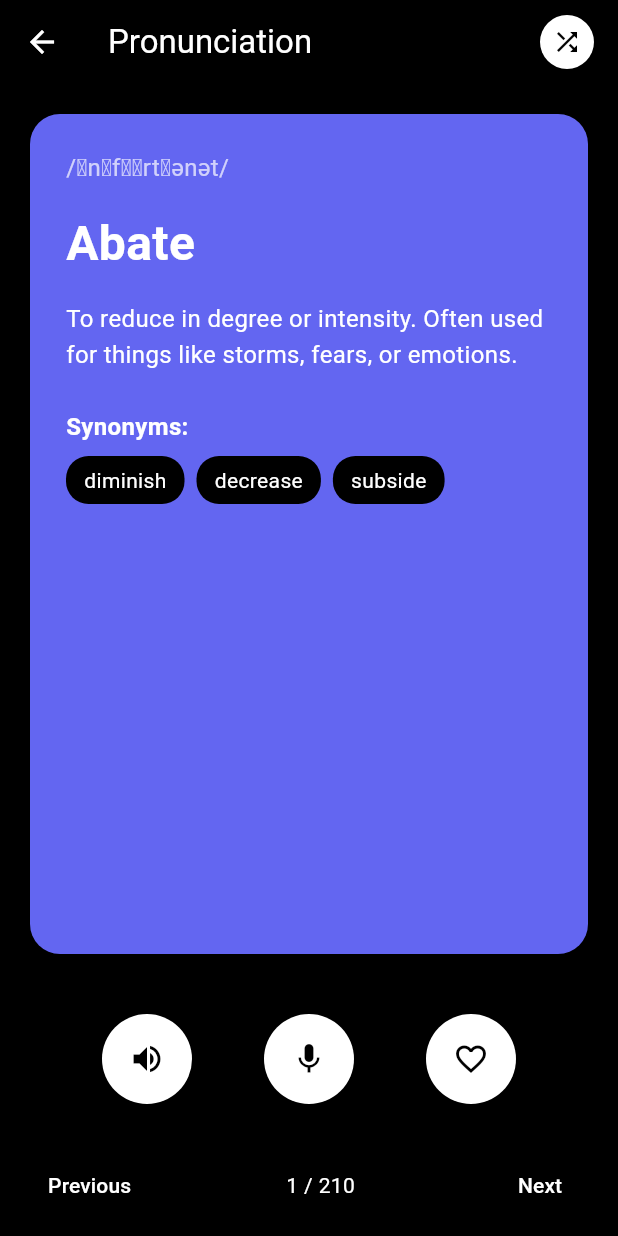
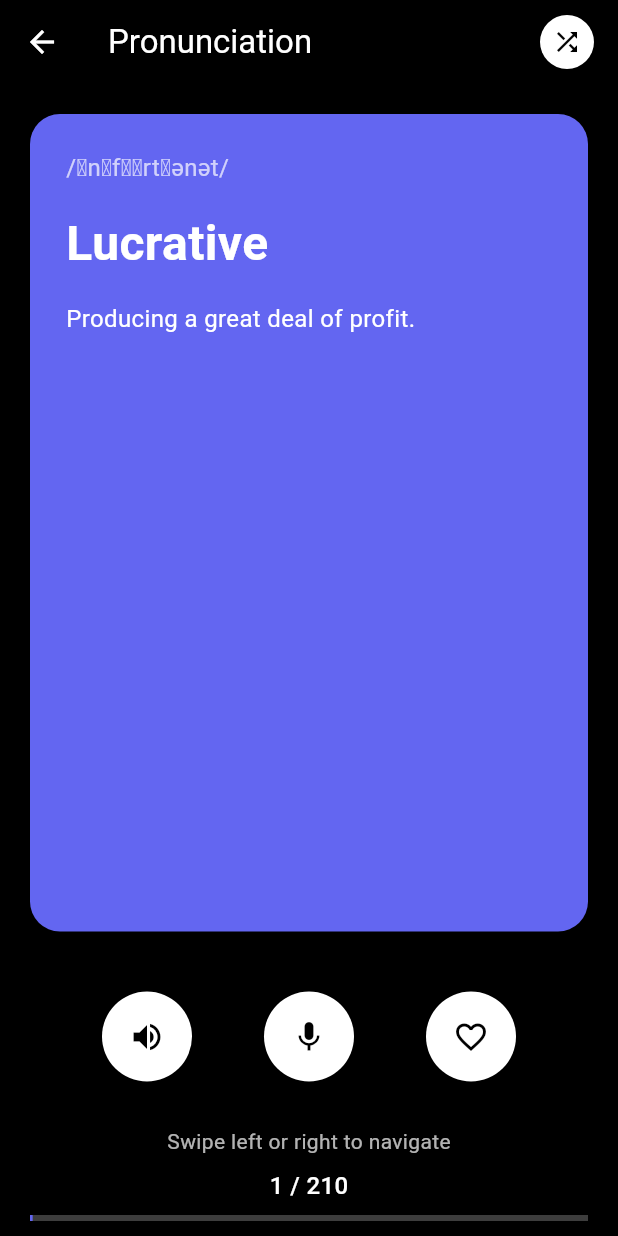
Before and after one commit to staraircool/Vocab6, a Flutter app: the screen it shows after launch, after a tap on "Repeat all words", on a phone screen of 412 x 824 dp. Run offline on Flutter 3.47's test engine with Material 3 defaults, Android fonts, the phone set to English and light mode, and no system bars; our stand-ins replace csv; Roboto replaces fonts that are missing (Poppins).

Commit message:
Major UI redesign: Fix card visibility, add swipe functionality, implement word shuffling, and fix memorized word tracking

```diff
--- a/lib/models/vocabulary_data.dart
+++ b/lib/models/vocabulary_data.dart
@@ -134,7 +134,13 @@ class VocabularyData {
   static List<VocabularyWord> get freeHandWords => _freeHandWords;
   static List<VocabularyWord> get allWords => _allWords;
 
-  static int get memorizedToday => _allWords.where((word) => word.isMemorized).length;
+  static int get memorizedToday {
+    int count = 0;
+    for (final word in _allWords) {
+      if (word.isMemorized) count++;
+    }
+    return count;
+  }
   static int get totalWordsToday => 20;
   static double get progressPercentage => memorizedToday / totalWordsToday;
 }
--- a/lib/screens/home_screen.dart
+++ b/lib/screens/home_screen.dart
@@ -27,6 +27,12 @@ class _HomeScreenState extends State<HomeScreen> {
         _isLoading = false;
       });
     }
+  }
+
+  void _refreshProgress() {
+    setState(() {
+      // This will trigger a rebuild and update the progress
+    });
   }
 
   @override
@@ -74,63 +80,13 @@ class _HomeScreenState extends State<HomeScreen> {
 
               const SizedBox(height: 20),
 
-              // Learning Cards Stack
+              // Learning Cards Stack - Redesigned for proper visibility
               Expanded(
-                child: Stack(
+                child: Column(
                   children: [
-                    // Bottom Card - Repeat all words (White)
-                    Positioned(
-                      top: 80,
-                      left: 0,
-                      right: 0,
-                      child: LearningCard(
-                        title: "Repeat all words",
-                        subtitle: "${VocabularyData.allWords.length} words",
-                        backgroundColor: Colors.white,
-                        textColor: Colors.black,
-                        onTap: () {
-                          Navigator.push(
-                            context,
-                            MaterialPageRoute(
-                              builder: (context) => WordStudyScreen(
-                                words: VocabularyData.allWords,
-                                title: "Repeat all words",
-                              ),
-                            ),
-                          );
-                        },
-                      ),
-                    ),
-
-                    // Middle Card - Free-hand mode (Lavender)
-                    Positioned(
-                      top: 40,
-                      left: 0,
-                      right: 0,
-                      child: LearningCard(
-                        title: "Free-hand mode",
-                        subtitle: "${VocabularyData.freeHandWords.length} words",
-                        backgroundColor: const Color(0xFFB19CD9),
-                        textColor: Colors.white,
-                        onTap: () {
-                          Navigator.push(
-                            context,
-                            MaterialPageRoute(
-                              builder: (context) => WordStudyScreen(
-                                words: VocabularyData.freeHandWords,
-                                title: "Free-hand mode",
-                              ),
-                            ),
-                          );
-                        },
-                      ),
-                    ),
-
-                    // Top Card - Learn new words (Dark Blue)
-                    Positioned(
-                      top: 0,
-                      left: 0,
-                      right: 0,
+                    // Top Card - Learn new words (Blue gradient)
+                    Container(
+                      margin: const EdgeInsets.only(bottom: 8),
                       child: LearningCard(
                         title: "Learn new words",
                         subtitle: "${VocabularyData.learnNewWords.length} words",
@@ -138,18 +94,65 @@ class _HomeScreenState extends State<HomeScreen> {
                         textColor: Colors.white,
                         showContinueButton: true,
                         progress: "13/20",
-                        onTap: () {
-                          Navigator.push(
+                        onTap: () async {
+                          await Navigator.push(
                             context,
                             MaterialPageRoute(
                               builder: (context) => WordStudyScreen(
                                 words: VocabularyData.learnNewWords,
                                 title: "Learn new words",
+                                onProgressUpdate: _refreshProgress,
                               ),
                             ),
                           );
+                          _refreshProgress();
                         },
                       ),
+                    ),
+
+                    // Middle Card - Free-hand mode (Lavender)
+                    Container(
+                      margin: const EdgeInsets.only(bottom: 8),
+                      child: LearningCard(
+                        title: "Free-hand mode",
+                        subtitle: "${VocabularyData.freeHandWords.length} words",
+                        backgroundColor: const Color(0xFFB19CD9),
+                        textColor: Colors.white,
+                        onTap: () async {
+                          await Navigator.push(
+                            context,
+                            MaterialPageRoute(
+                              builder: (context) => WordStudyScreen(
+                                words: VocabularyData.freeHandWords,
+                                title: "Free-hand mode",
+                                onProgressUpdate: _refreshProgress,
+                              ),
+                            ),
+                          );
+                          _refreshProgress();
+                        },
+                      ),
+                    ),
+
+                    // Bottom Card - Repeat all words (White)
+                    LearningCard(
+                      title: "Repeat all words",
+                      subtitle: "${VocabularyData.allWords.length} words",
+                      backgroundColor: Colors.white,
+                      textColor: Colors.black,
+                      onTap: () async {
+                        await Navigator.push(
+                          context,
+                          MaterialPageRoute(
+                            builder: (context) => WordStudyScreen(
+                              words: VocabularyData.allWords,
+                              title: "Repeat all words",
+                              onProgressUpdate: _refreshProgress,
+                            ),
+                          ),
+                        );
+                        _refreshProgress();
+                      },
                     ),
                   ],
                 ),
--- a/lib/screens/word_study_screen.dart
+++ b/lib/screens/word_study_screen.dart
@@ -4,11 +4,13 @@ import '../models/vocabulary_data.dart';
 class WordStudyScreen extends StatefulWidget {
   final List<VocabularyWord> words;
   final String title;
+  final VoidCallback? onProgressUpdate;
 
   const WordStudyScreen({
     super.key,
     required this.words,
     required this.title,
+    this.onProgressUpdate,
   });
 
   @override
@@ -16,12 +18,49 @@ class WordStudyScreen extends StatefulWidget {
 }
 
 class _WordStudyScreenState extends State<WordStudyScreen> {
+  late List<VocabularyWord> shuffledWords;
   int currentIndex = 0;
-  bool showDefinition = false;
+  PageController pageController = PageController();
+
+  @override
+  void initState() {
+    super.initState();
+    // Shuffle words every time the screen is opened
+    shuffledWords = List.from(widget.words);
+    shuffledWords.shuffle();
+  }
+
+  @override
+  void dispose() {
+    pageController.dispose();
+    super.dispose();
+  }
+
+  void _toggleMemorized() {
+    setState(() {
+      shuffledWords[currentIndex].isMemorized = !shuffledWords[currentIndex].isMemorized;
+    });
+    // Call the callback to update progress on home screen
+    if (widget.onProgressUpdate != null) {
+      widget.onProgressUpdate!();
+    }
+  }
+
+  void _shuffleWords() {
+    setState(() {
+      shuffledWords.shuffle();
+      currentIndex = 0;
+      pageController.animateToPage(
+        0,
+        duration: const Duration(milliseconds: 300),
+        curve: Curves.easeInOut,
+      );
+    });
+  }
 
   @override
   Widget build(BuildContext context) {
-    if (widget.words.isEmpty) {
+    if (shuffledWords.isEmpty) {
       return Scaffold(
         backgroundColor: Colors.black,
         appBar: AppBar(
@@ -38,8 +77,6 @@ class _WordStudyScreenState extends State<WordStudyScreen> {
       );
     }
 
-    final currentWord = widget.words[currentIndex];
-
     return Scaffold(
       backgroundColor: Colors.black,
       appBar: AppBar(
@@ -47,7 +84,9 @@ class _WordStudyScreenState extends State<WordStudyScreen> {
         backgroundColor: Colors.black,
         foregroundColor: Colors.white,
         actions: [
-          Container(
+          GestureDetector(
+            onTap: _shuffleWords,
+            child: Container(
               margin: const EdgeInsets.only(right: 16),
               padding: const EdgeInsets.all(8),
               decoration: const BoxDecoration(
@@ -60,13 +99,24 @@ class _WordStudyScreenState extends State<WordStudyScreen> {
                 size: 20,
               ),
             ),
+          ),
         ],
       ),
       body: Column(
         children: [
-          // Word Study Card
+          // Word Study Cards with PageView for swipe functionality
           Expanded(
-            child: Container(
+            child: PageView.builder(
+              controller: pageController,
+              onPageChanged: (index) {
+                setState(() {
+                  currentIndex = index;
+                });
+              },
+              itemCount: shuffledWords.length,
+              itemBuilder: (context, index) {
+                final currentWord = shuffledWords[index];
+                return Container(
                   margin: const EdgeInsets.all(20),
                   padding: const EdgeInsets.all(24),
                   decoration: BoxDecoration(
@@ -98,7 +148,9 @@ class _WordStudyScreenState extends State<WordStudyScreen> {
                       const SizedBox(height: 16),
 
                       // Definition
-                  Text(
+                      Expanded(
+                        child: SingleChildScrollView(
+                          child: Text(
                             currentWord.definition,
                             style: const TextStyle(
                               color: Colors.white,
@@ -106,10 +158,12 @@ class _WordStudyScreenState extends State<WordStudyScreen> {
                               height: 1.5,
                             ),
                           ),
-                  const SizedBox(height: 24),
+                        ),
+                      ),
 
                       // Synonyms
                       if (currentWord.synonyms.isNotEmpty) ...[
+                        const SizedBox(height: 24),
                         const Text(
                           "Synonyms:",
                           style: TextStyle(
@@ -144,6 +198,8 @@ class _WordStudyScreenState extends State<WordStudyScreen> {
                       ],
                     ],
                   ),
+                );
+              },
             ),
           ),
 
@@ -185,11 +241,7 @@ class _WordStudyScreenState extends State<WordStudyScreen> {
 
                 // Heart Button
                 GestureDetector(
-                  onTap: () {
-                    setState(() {
-                      currentWord.isMemorized = !currentWord.isMemorized;
-                    });
-                  },
+                  onTap: _toggleMemorized,
                   child: Container(
                     width: 60,
                     height: 60,
@@ -198,8 +250,8 @@ class _WordStudyScreenState extends State<WordStudyScreen> {
                       shape: BoxShape.circle,
                     ),
                     child: Icon(
-                      currentWord.isMemorized ? Icons.favorite : Icons.favorite_border,
-                      color: currentWord.isMemorized ? Colors.red : Colors.black,
+                      shuffledWords[currentIndex].isMemorized ? Icons.favorite : Icons.favorite_border,
+                      color: shuffledWords[currentIndex].isMemorized ? Colors.red : Colors.black,
                       size: 24,
                     ),
                   ),
@@ -208,37 +260,40 @@ class _WordStudyScreenState extends State<WordStudyScreen> {
             ),
           ),
 
-          // Navigation
+          // Navigation and Progress
           Container(
             padding: const EdgeInsets.symmetric(horizontal: 20, vertical: 10),
-            child: Row(
-              mainAxisAlignment: MainAxisAlignment.spaceBetween,
+            child: Column(
               children: [
-                TextButton(
-                  onPressed: currentIndex > 0 ? () {
-                    setState(() {
-                      currentIndex--;
-                    });
-                  } : null,
-                  child: const Text(
-                    "Previous",
-                    style: TextStyle(color: Colors.white),
+                // Swipe instruction
+                const Text(
+                  "Swipe left or right to navigate",
+                  style: TextStyle(
+                    color: Colors.white70,
+                    fontSize: 14,
                   ),
                 ),
+                const SizedBox(height: 8),
+                // Progress indicator
+                Row(
+                  mainAxisAlignment: MainAxisAlignment.center,
+                  children: [
                     Text(
-                  "${currentIndex + 1} / ${widget.words.length}",
-                  style: const TextStyle(color: Colors.white),
+                      "${currentIndex + 1} / ${shuffledWords.length}",
+                      style: const TextStyle(
+                        color: Colors.white,
+                        fontSize: 16,
+                        fontWeight: FontWeight.w500,
                       ),
-                TextButton(
-                  onPressed: currentIndex < widget.words.length - 1 ? () {
-                    setState(() {
-                      currentIndex++;
-                    });
-                  } : null,
-                  child: const Text(
-                    "Next",
-                    style: TextStyle(color: Colors.white),
                     ),
+                  ],
+                ),
+                const SizedBox(height: 8),
+                // Progress bar
+                LinearProgressIndicator(
+                  value: (currentIndex + 1) / shuffledWords.length,
+                  backgroundColor: Colors.white24,
+                  valueColor: const AlwaysStoppedAnimation<Color>(Color(0xFF6366F1)),
                 ),
               ],
             ),
```
Lines whose indentation alone changed are shown as unchanged.
